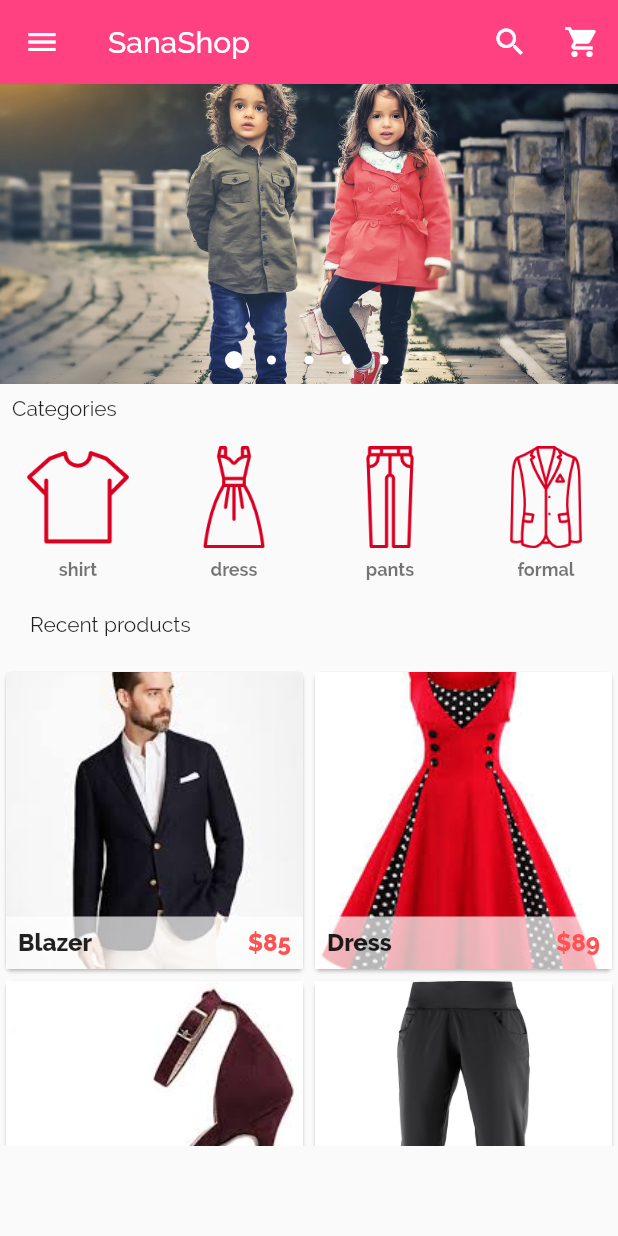
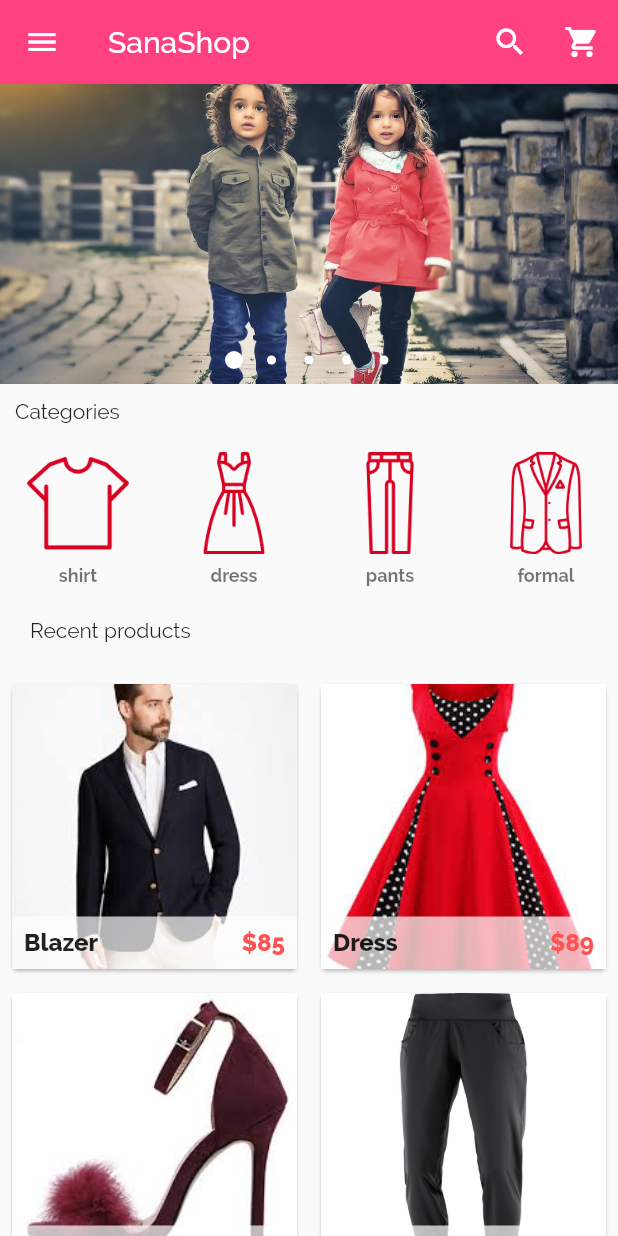
Before and after one commit to Sanaebadi97/Online-Fashion-Store, a Flutter app: the screen it shows after launch, on a phone screen of 412 x 824 dp. Run offline on Flutter 3.47's test engine with Material 2 defaults, Android fonts, the phone set to English and light mode, and no system bars; drawn by our look-alikes of carousel_pro.

```diff
--- a/lib/componets/cart_products.dart
+++ b/lib/componets/cart_products.dart
@@ -139,12 +139,12 @@ class SingleCartProduct extends StatelessWidget {
         trailing: Column(
           children: <Widget>[
             IconButton(
-              icon: Icon(Icons.arrow_drop_up),
+              icon: Icon(Icons.arrow_drop_up,size: 7,),
               onPressed: () {},
             ),
             Text('$cart_prod_quantity'),
             IconButton(
-              icon: Icon(Icons.arrow_drop_down),
+              icon: Icon(Icons.arrow_drop_down,size: 10,),
               onPressed: () {},
             ),
           ],
--- a/lib/componets/products.dart
+++ b/lib/componets/products.dart
@@ -1,5 +1,5 @@
+import 'package:Sana_Shop/pages/product_details.dart';
 import 'package:flutter/material.dart';
-import 'package:flutter_wp/pages/product_details.dart';
 
 // ignore: slash_for_doc_comments
 /*****************RECENT PRODUCT CLASS*********************************8*/
@@ -56,11 +56,14 @@ class _ProductsState extends State<Products> {
       gridDelegate:
           SliverGridDelegateWithFixedCrossAxisCount(crossAxisCount: 2),
       itemBuilder: (BuildContext context, int index) {
-        return SingleProd(
-          prod_name: products_list[index]['name'],
-          prod_pics: products_list[index]['picture'],
-          prod_old_price: products_list[index]['old_price'],
-          prod_price: products_list[index]['price'],
+        return Padding(
+          padding: const EdgeInsets.all(4.0),
+          child: SingleProd(
+            prod_name: products_list[index]['name'],
+            prod_pics: products_list[index]['picture'],
+            prod_old_price: products_list[index]['old_price'],
+            prod_price: products_list[index]['price'],
+          ),
         );
       },
     );
--- a/lib/main.dart
+++ b/lib/main.dart
@@ -1,9 +1,10 @@
+import 'package:Sana_Shop/componets/horizontal_listview.dart';
+import 'package:Sana_Shop/componets/products.dart';
+import 'package:Sana_Shop/pages/shopping_cart.dart';
 import 'package:carousel_pro/carousel_pro.dart';
 import 'package:flutter/material.dart';
 import 'package:flutter/services.dart';
-import 'package:flutter_wp/componets/horizontal_listview.dart';
-import 'package:flutter_wp/componets/products.dart';
-import 'package:flutter_wp/pages/shopping_cart.dart';
+
 
 void main() {
   SystemChrome.setSystemUIOverlayStyle(SystemUiOverlayStyle(
@@ -176,30 +177,35 @@ class _HomePageState extends State<HomePage> {
           ],
         ),
       ),
-      body: new ListView(
+      body: new Column(
         children: <Widget>[
           /**********************image carousel begins here***********************************/
           image_carousel,
 
           //Padding widget
-          Padding(
-            padding: const EdgeInsets.all(8),
-            child: Text('Categories', style: TextStyle(fontFamily: 'Raleway')),
+          Container(
+            alignment: Alignment.centerLeft,
+            child: Padding(
+              padding: const EdgeInsets.all(10),
+              child: Text('Categories', style: TextStyle(fontFamily: 'Raleway')),
+            ),
           ),
 
           /************ Horizontal list view begins here ************/
           HorizontalList(),
 
           /**********padding widget *************/
-          Padding(
-            padding: const EdgeInsets.all(20),
-            child: Text('Recent products',
-                style: TextStyle(fontFamily: 'Raleway')),
+          Container(
+            alignment: Alignment.centerLeft,
+            child: Padding(
+              padding: const EdgeInsets.all(20),
+              child: Text('Recent products',
+                  style: TextStyle(fontFamily: 'Raleway')),
+            ),
           ),
 
           /*************grid view recent product********************8*/
-          Container(
-            height: 320,
+          Flexible(
             child: Products(),
           )
         ],
--- a/lib/pages/product_details.dart
+++ b/lib/pages/product_details.dart
@@ -1,6 +1,7 @@
+import 'package:Sana_Shop/componets/products.dart';
+import 'package:Sana_Shop/main.dart';
 import 'package:flutter/material.dart';
-import 'package:flutter_wp/componets/products.dart';
-import 'package:flutter_wp/main.dart';
+
 
 class ProductDetails extends StatefulWidget {
   final prod_details_name;
--- a/lib/pages/shopping_cart.dart
+++ b/lib/pages/shopping_cart.dart
@@ -1,5 +1,5 @@
+import 'package:Sana_Shop/componets/cart_products.dart';
 import 'package:flutter/material.dart';
-import 'package:flutter_wp/componets/cart_products.dart';
 
 class ShoppingCart extends StatefulWidget {
   @override
--- a/pubspec.yaml
+++ b/pubspec.yaml
@@ -1,4 +1,4 @@
-name: flutter_wp
+name: Sana_Shop
 description: A new Flutter application.
 
 # The following defines the version and build number for your application.
```
Also changed, not shown: 10 other files.
